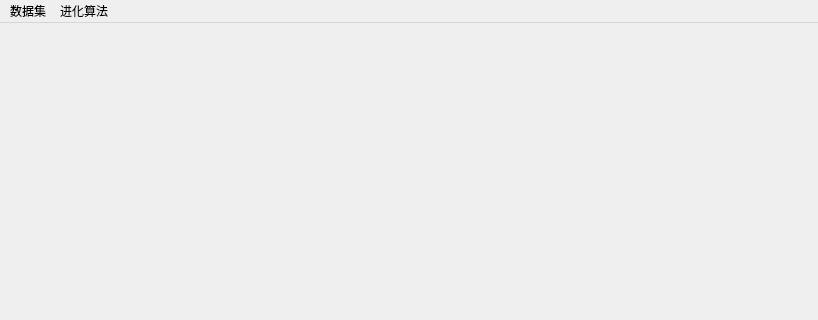
Old version of the form src/ui/TSPWindow.ui in the repository naive-yu/TSP; both pictures show x 0 to 818 and y 0 to 320 of the 818 by 600 pixel window.
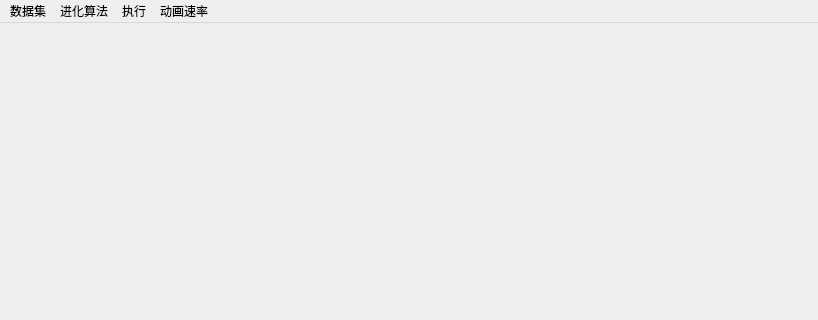
New version of the form.

```diff
--- a/src/ui/TSPWindow.ui
+++ b/src/ui/TSPWindow.ui
@@ -127,8 +127,25 @@
     <addaction name="action12"/>
     <addaction name="action13"/>
    </widget>
+   <widget class="QMenu" name="menu_6">
+    <property name="title">
+     <string>执行</string>
+    </property>
+    <addaction name="action61"/>
+    <addaction name="action62"/>
+   </widget>
+   <widget class="QMenu" name="menu_5">
+    <property name="title">
+     <string>动画速率</string>
+    </property>
+    <addaction name="action51"/>
+    <addaction name="action52"/>
+    <addaction name="action53"/>
+   </widget>
    <addaction name="menu_1"/>
    <addaction name="menu_2"/>
+   <addaction name="menu_6"/>
+   <addaction name="menu_5"/>
   </widget>
   <widget class="QStatusBar" name="statusbar">
    <property name="font">
```
Left out of the diff: 25 changed lines with no effect on the pictures.
